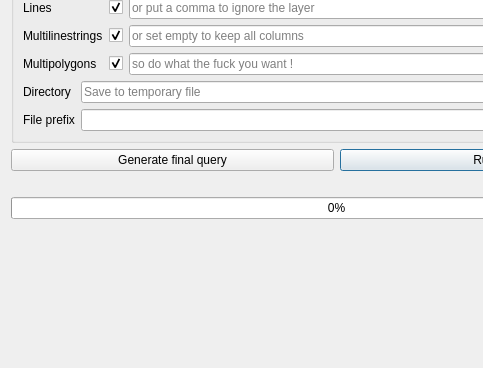
Old version of the form ui/query.ui in the repository 3liz/QuickOSM; both pictures show x 0 to 483 and y 309 to 677 of the 673 by 677 pixel window.
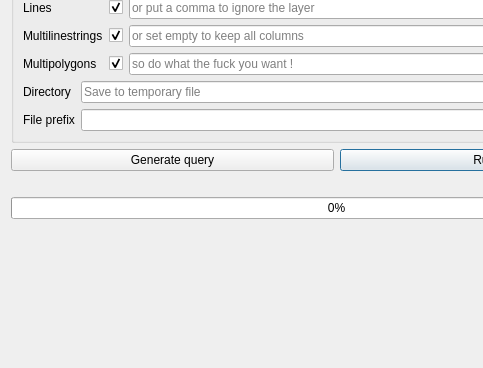
New version of the form. Custom widgets are drawn as their Qt base class.

Commit message: add generate query

Patch:
```diff
--- a/ui/query.ui
+++ b/ui/query.ui
@@ -212,7 +212,7 @@
      <item>
       <widget class="QPushButton" name="pushButton_generateQuery">
        <property name="text">
-        <string>Generate final query</string>
+        <string>Generate query</string>
        </property>
       </widget>
      </item>
```
The commit also changes 3 other files.
